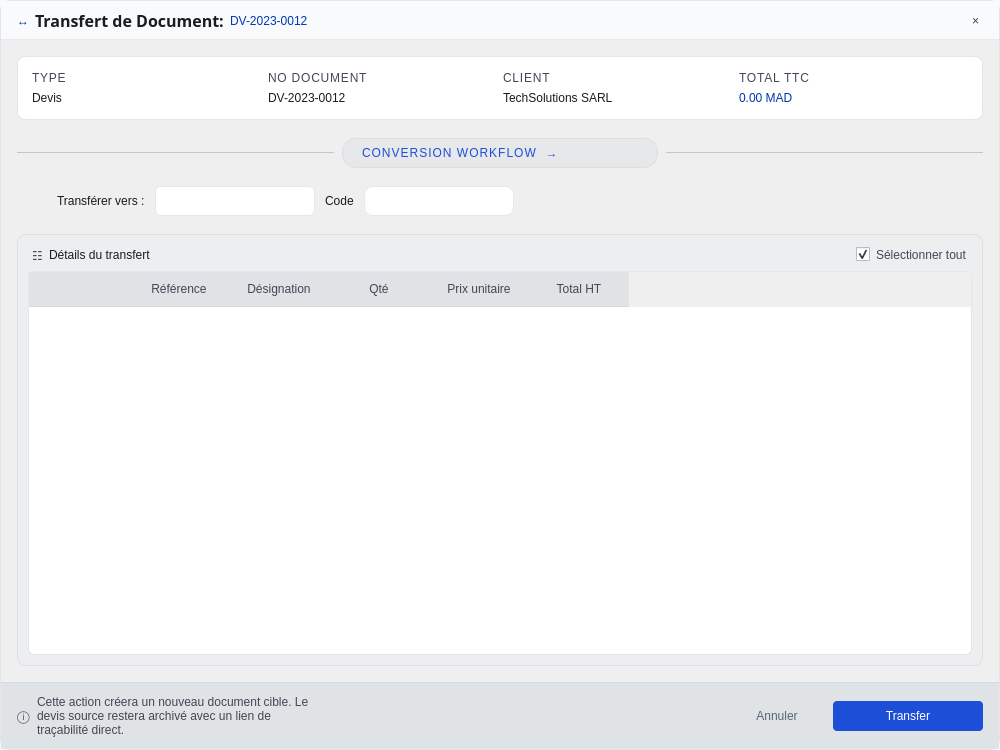
lak-barmajyat/ERP, file program/windows/liste_ventes/transfert_document_dialog.ui: the form before one commit.
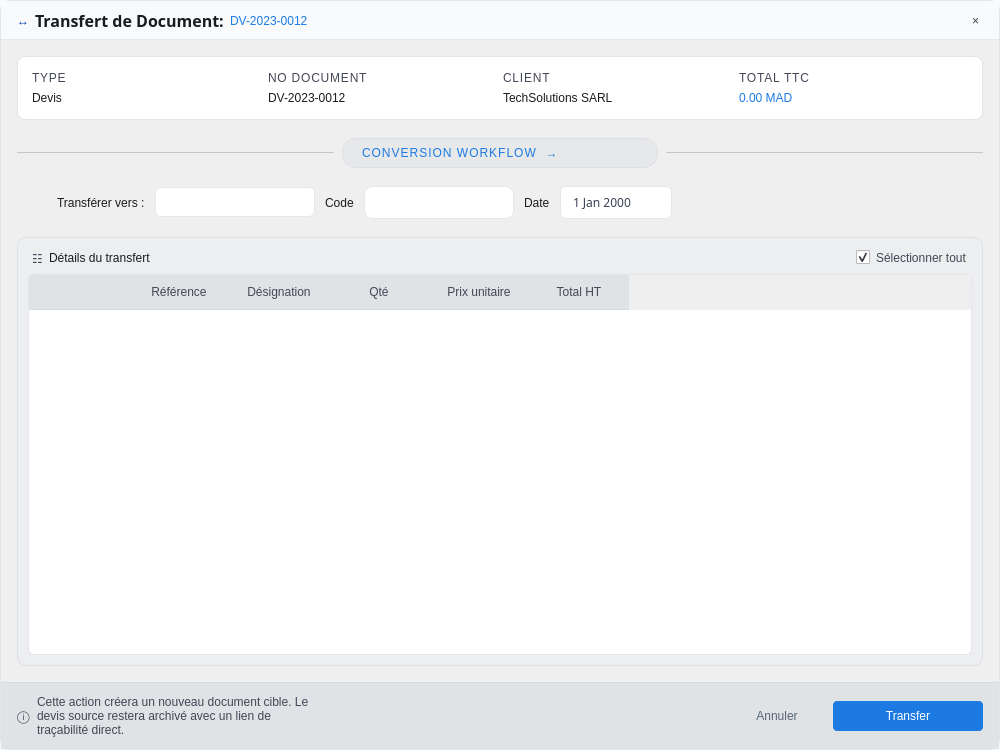
The form after the commit. Icons and pictures are not drawn.

Diff of the .ui file:
```diff
--- a/program/windows/liste_ventes/transfert_document_dialog.ui
+++ b/program/windows/liste_ventes/transfert_document_dialog.ui
@@ -118,7 +118,7 @@
          <item>
           <widget class="QLabel" name="labelDocCode">
            <property name="styleSheet">
-            <string notr="true">QLabel#labelDocCode { color: #0037b0; font: 700 12pt &quot;Overpass&quot;; }</string>
+            <string notr="true">QLabel#labelDocCode { color: #1d7ae2; font: 700 12pt &quot;Overpass&quot;; }</string>
            </property>
            <property name="text">
             <string>DV-2023-0012</string>
@@ -230,7 +230,7 @@
              <item row="2" column="3">
               <widget class="QLabel" name="labelSourceTotalValue">
                <property name="styleSheet">
-                <string notr="true">QLabel#labelSourceTotalValue { color: #0037b0; font: 800 15pt &quot;Overpass&quot;; }</string>
+                <string notr="true">QLabel#labelSourceTotalValue { color: #1d7ae2; font: 800 15pt &quot;Overpass&quot;; }</string>
                </property>
                <property name="text">
                 <string>0.00 MAD</string>
@@ -321,7 +321,7 @@
             <item>
              <widget class="QLabel" name="labelWorkflow">
               <property name="styleSheet">
-               <string notr="true">QLabel#labelWorkflow { background-color: #e6e8ea; border: 1px solid rgba(196,197,215,0.35); border-radius: 14px; color: #1d4ed8; font: 700 8pt &quot;Overpass&quot;; letter-spacing: 1px; padding: 7px 16px; }</string>
+               <string notr="true">QLabel#labelWorkflow { background-color: #e6e8ea; border: 1px solid rgba(196,197,215,0.35); border-radius: 14px; color: #1d7ae2; font: 700 8pt &quot;Overpass&quot;; letter-spacing: 1px; padding: 7px 16px; }</string>
               </property>
               <property name="text">
                <string>CONVERSION WORKFLOW  →</string>
@@ -452,6 +452,60 @@
               </property>
              </widget>
             </item>
+            <item>
+             <widget class="QLabel" name="labelDate">
+              <property name="styleSheet">
+               <string notr="true">QLabel#labelDate { color: #191c1e; font: 800 12pt &quot;Overpass&quot;; }</string>
+              </property>
+              <property name="text">
+               <string>Date</string>
+              </property>
+             </widget>
+            </item>
+            <item>
+             <widget class="QDateEdit" name="dateTarget">
+              <property name="minimumSize">
+               <size>
+                <width>110</width>
+                <height>0</height>
+               </size>
+              </property>
+              <property name="font">
+               <font>
+                <family>Overpass</family>
+                <pointsize>9</pointsize>
+                <weight>50</weight>
+                <italic>false</italic>
+                <bold>false</bold>
+               </font>
+              </property>
+              <property name="styleSheet">
+               <string notr="true">QDateEdit, QDateEdit#dateTo {
+    background-color: #ffffff;
+    border: 1px solid #e2e8f0;
+    border-radius: 6px;
+    padding: 6px 10px;
+    font: 400 9pt &quot;Overpass&quot;;
+    color: #374151;
+}
+QDateEdit:focus, QDateEdit#dateTo:focus {
+    border-color: #135bec;
+}
+QDateEdit::drop-down, QDateEdit#dateTo::drop-down {
+    border: none;
+    width: 18px;
+}
+QDateEdit::down-arrow, QDateEdit#dateTo::down-arrow {
+    image: url(program/assets/global/down_blue_arrow.svg);
+    width: 10px;
+    height: 10px;
+}</string>
+              </property>
+              <property name="calendarPopup">
+               <bool>true</bool>
+              </property>
+             </widget>
+            </item>
             <item>
              <spacer name="horizontalSpacer">
               <property name="orientation">
@@ -717,7 +771,7 @@
             </size>
            </property>
            <property name="styleSheet">
-            <string notr="true">QPushButton#btnLaunchTransfer { border: none; border-radius: 4px; color: #ffffff; font: 700 9pt &quot;Overpass&quot;; padding: 8px 18px; background-color: #1d4ed8; } QPushButton#btnLaunchTransfer:hover { background-color: #0037b0; }</string>
+            <string notr="true">QPushButton#btnLaunchTransfer { border: none; border-radius: 4px; color: #ffffff; font: 700 9pt &quot;Overpass&quot;; padding: 8px 18px; background-color: #1d7ae2; } QPushButton#btnLaunchTransfer:hover { background-color: #0037b0; }</string>
            </property>
            <property name="text">
             <string>Transfer</string>
```
